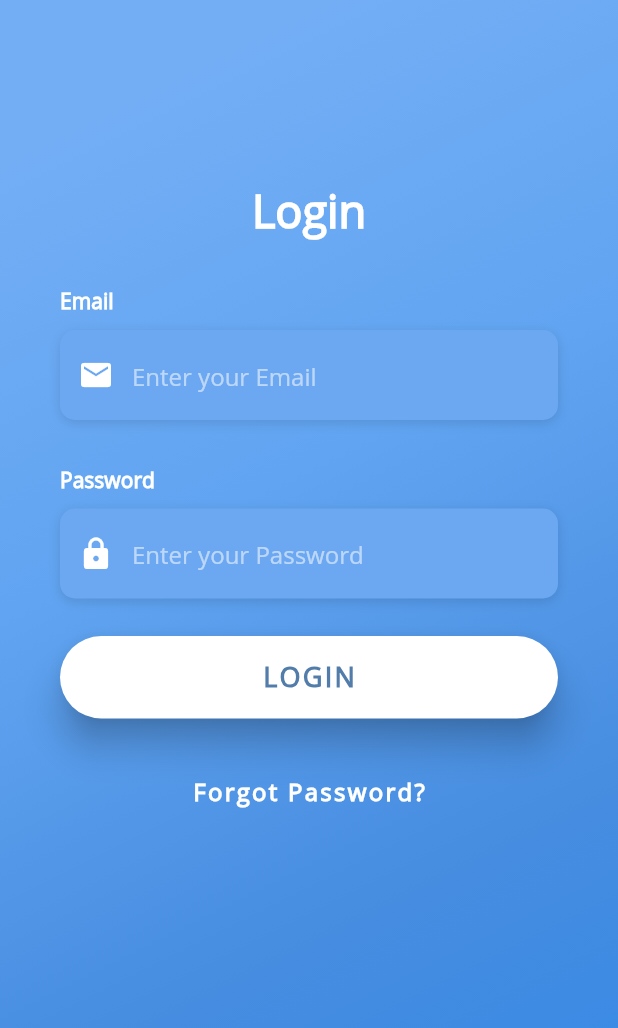
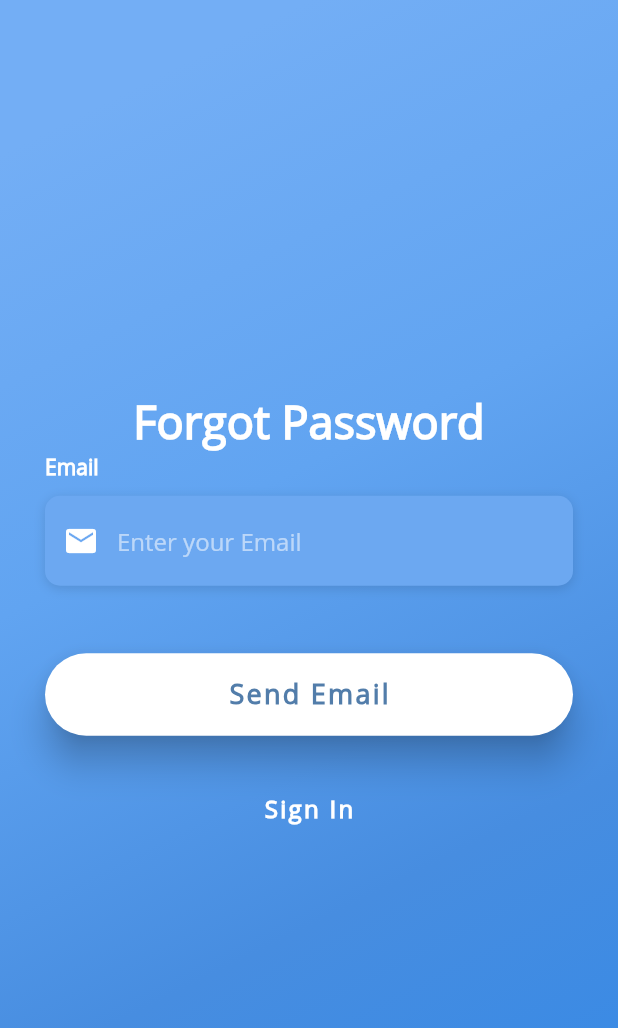
Before and after one commit to Zorawar920/sas_application, a Flutter app: the Login screen opened directly, after a tap on "Forgot Password?", on a phone screen of 412 x 824 dp. Shown: the top 1028 px of the screen. Run offline on Flutter 3.47's test engine with Material 2 defaults, Android fonts, the phone set to English and light mode, and no system bars; our stand-ins replace cloud_firestore, firebase_auth, firebase_core, simple_animations; accounts and stored records are empty.

Commit message:
CP8117P11-9
Added Forgot Password UI

```diff
--- /dev/null
+++ b/lib/ForgotPassword.dart
@@ -0,0 +1,197 @@
+import 'package:flutter/material.dart';
+import 'package:flutter/services.dart';
+import './Uniformity/VarGradient.dart';
+import 'Uniformity/style.dart';
+
+
+class ForgotPassword extends StatefulWidget {
+  static String id = 'forgot-password';
+
+
+  @override
+  State<ForgotPassword> createState() => _ForgotPasswordState();
+}
+
+class _ForgotPasswordState extends State<ForgotPassword> {
+
+  var myEmailController = TextEditingController();
+
+  Widget PopBackSignIn(){
+    return Container(
+      //padding: EdgeInsets.symmetric(vertical: 5.0),
+        child:TextButton(
+
+          onPressed: () {
+            Navigator.pop(context);
+          },
+          child: Text(
+            'Sign In',
+            style: TextStyle(
+              color: Colors.white,
+              letterSpacing: 1.5,
+              fontSize: 16.0,
+              fontWeight: FontWeight.bold,
+              fontFamily: 'OpenSans',
+            ),
+          ),
+        )
+    );
+  }
+
+
+  Widget SignUpBtn() {
+    return Container(
+      padding: EdgeInsets.symmetric(vertical: 25.0),
+      width: double.infinity,
+      child: ElevatedButton(
+        style: ElevatedButton.styleFrom(
+          primary: Colors.white,
+          onPrimary: Colors.blueGrey,
+          elevation: 10.0,
+          padding: EdgeInsets.all(15.0),
+          shape: RoundedRectangleBorder(
+            borderRadius: BorderRadius.circular(30.0),
+          ),
+        ),
+        onPressed: () {
+          showDialog(
+            context: context,
+            builder: (conttext) {
+              return AlertDialog(
+                content: Text(myEmailController.text),
+              );
+            },
+          );
+        },
+        child: Text(
+          'Send Email',
+          style: TextStyle(
+            color: Color(0xFF527DAA),
+            letterSpacing: 1.5,
+            fontSize: 18.0,
+            fontWeight: FontWeight.bold,
+            fontFamily: 'OpenSans',
+          ),
+        ),
+      ),
+    );
+  }
+
+
+  Widget buildEmailLoginSignup() {
+    return Column(
+      crossAxisAlignment: CrossAxisAlignment.start,
+      children: <Widget>[
+        Text(
+          'Email',
+          style: labelStyle,
+        ),
+        SizedBox(height: 10.0),
+        Container(
+          alignment: Alignment.centerLeft,
+          decoration: boxDecorationStyle,
+          height: 60.0,
+          child: TextField(
+            controller: myEmailController,
+            keyboardType: TextInputType.emailAddress,
+            style: TextStyle(
+              color: Colors.white,
+              fontFamily: 'OpenSans',
+            ),
+            decoration: InputDecoration(
+              border: InputBorder.none,
+              contentPadding: EdgeInsets.only(top: 14.0),
+              prefixIcon: Icon(
+                Icons.email,
+                color: Colors.white,
+              ),
+              hintText: 'Enter your Email',
+              hintStyle: hintTextStyle,
+            ),
+          ),
+        ),
+      ],
+    );
+  }
+
+  @override
+  Widget build(BuildContext context) {
+    var _email;
+    return Scaffold(
+
+      // backgroundColor: Colors.lightBlueAccent,
+      body: AnnotatedRegion<SystemUiOverlayStyle>(
+        value: SystemUiOverlayStyle.light,
+        child: GestureDetector(
+          onTap: () => FocusScope.of(context).unfocus(),
+          child: Stack(
+            children: <Widget>[
+              VarGradient(),
+              Form(
+                child: Padding(
+                  padding: EdgeInsets.all(30.0),
+                  child: Column(
+                    mainAxisAlignment: MainAxisAlignment.center,
+                    children: [
+                      Text(
+                        'Forgot Password',
+                        style: TextStyle(
+                          color: Colors.white,
+                          fontFamily: 'OpenSans',
+                          fontSize: 30.0,
+                          fontWeight: FontWeight.bold,
+                        ),
+                      ),
+                      buildEmailLoginSignup(),
+                      // Text('Enter Your Email', style: TextStyle(fontSize: 30, color: Colors.white, ),
+                      // ),
+                      // TextFormField(
+                      //   style: TextStyle(color: Colors.white),
+                      //   decoration: InputDecoration(
+                      //     labelText: 'Email',
+                      //     icon: Icon(
+                      //       Icons.mail,
+                      //       color: Colors.white,
+                      //     ),
+                      //     errorStyle: TextStyle(color: Colors.white),
+                      //     labelStyle: TextStyle(color: Colors.white),
+                      //     hintStyle: TextStyle(color: Colors.white),
+                      //     focusedBorder: UnderlineInputBorder(
+                      //       borderSide: BorderSide(color: Colors.white),
+                      //     ),
+                      //     enabledBorder: UnderlineInputBorder(
+                      //       borderSide: BorderSide(color: Colors.white),
+                      //     ),
+                      //     errorBorder: UnderlineInputBorder(
+                      //       borderSide: BorderSide(color: Colors.white),
+                      //     ),
+                      //   ),
+                      //   onSaved: (newEmail) {
+                      //     _email = newEmail;
+                      //   },
+                      // ),
+                      SizedBox(height: 20),
+                      SignUpBtn(),
+                      // RaisedButton(
+                      //  // child: Text('Send Email'),
+                      //   onPressed: () {
+                      //   },
+                      // ),
+                      // FlatButton(
+                      //   child: Text('Sign In'),
+                      //   onPressed: () {
+                      //     Navigator.pop(context);
+                      //   },
+                      //)
+                      PopBackSignIn(),
+                    ],
+                  ),
+                ),
+              ),
+            ],
+          ),
+        ),
+      ),
+    );
+  }
+}
--- a/lib/Login.dart
+++ b/lib/Login.dart
@@ -8,6 +8,7 @@ import 'package:firebase_auth/firebase_auth.dart';
 import 'package:flutter/material.dart';
 import 'package:provider/provider.dart';
 import './Uniformity/style.dart';
+import 'ForgotPassword.dart';
 
 class Login extends StatefulWidget {
   final String inputData;
@@ -67,7 +68,12 @@ class LoginState extends State<Login> {
       //padding: EdgeInsets.symmetric(vertical: 5.0),
       child:TextButton(
 
-        onPressed: () { print('Forgot Password') ;},
+        onPressed: () {
+          Navigator.push(
+              context,
+              MaterialPageRoute(builder: (context) => ForgotPassword()),
+              );
+          },
         child: Text(
           'Forgot Password?',
           style: TextStyle(
```
